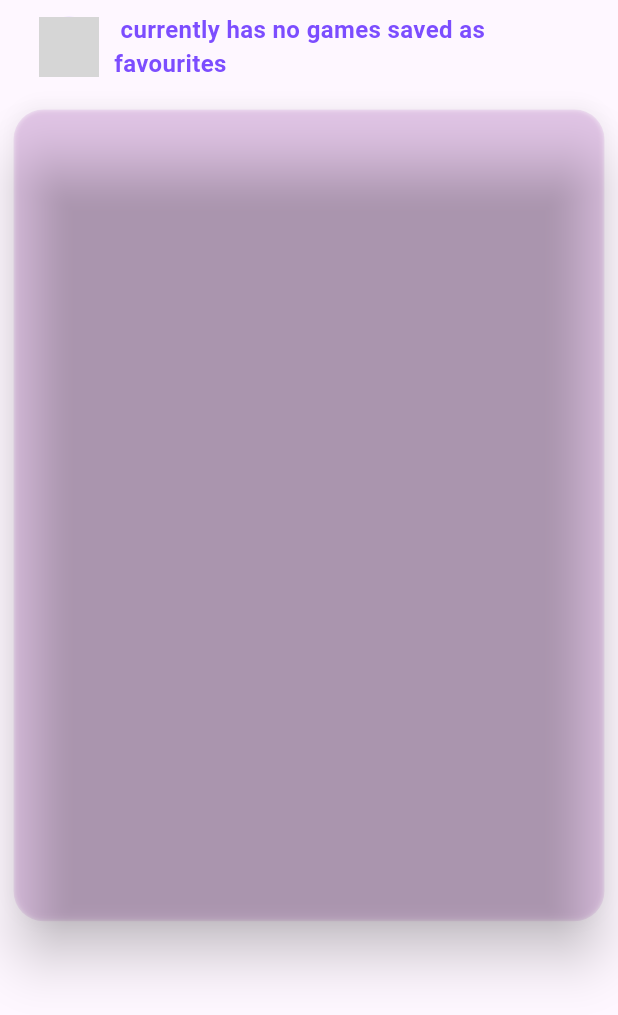
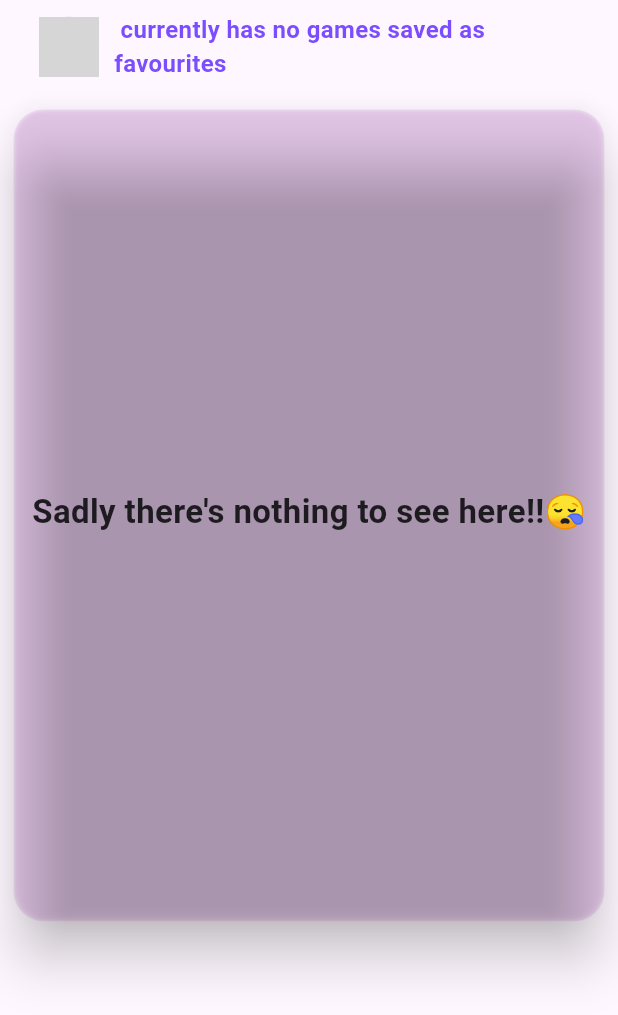
Before and after one commit to 8UCK37/teamfinder_mobile, a Flutter app: the FriendGamesShowCase screen opened directly with empty values, on a phone screen of 412 x 824 dp. Shown: the top 1015 px of the screen. Run offline on Flutter 3.47's test engine with Material 2 defaults, Android fonts, the phone set to English and light mode, and no system bars; our stand-ins replace audioplayers, cached_network_image, camera, concentric_transition, dio, expandable_text and 15 more; missing offline and left inert: bottom_sheet, colorful_circular_progress_indicator, colorful_progress_indicators, day_night_switcher, flutter_flip_card, newsfeed_multiple_imageview and 2 more; accounts and stored records are empty; network calls fail; grey boxes are pictures that could not be loaded.

Commit message:
some design changes and fixed previous profile glimpse when changing friends

```diff
--- a/lib/friend_profile_ui/friend_games_showcase.dart
+++ b/lib/friend_profile_ui/friend_games_showcase.dart
@@ -105,7 +105,27 @@ class _FriendGamesShowCaseState extends State<FriendGamesShowCase> {
                     padding: const EdgeInsets.all(10),
                     child: SizedBox(
                         height: MediaQuery.of(context).size.height * .63,
-                        child: CustomGrid(items: showcase!)),
+                        child: showcase.length!=0? CustomGrid(items: showcase!)
+                        : const Expanded(
+                          child: Column(
+                            mainAxisAlignment: MainAxisAlignment.center,
+                            crossAxisAlignment: CrossAxisAlignment.center,
+                            children: [
+                              Expanded(
+                                child: Row(
+                                  mainAxisAlignment: MainAxisAlignment.center,
+                                  children: [
+                                    Text("Sadly there's nothing to see here!!😪",
+                                        style:TextStyle(fontWeight: FontWeight.bold,
+                                        fontSize: 22)
+                                      ),
+                                  ],
+                                ),
+                              ),
+                            ],
+                          ),
+                        ),
+                        ),
                   ),
                 ),
               ),
--- a/lib/friend_profile_ui/friend_posts.dart
+++ b/lib/friend_profile_ui/friend_posts.dart
@@ -203,8 +203,7 @@ class _FriendProfilePostsState extends State<FriendProfilePosts>
                                     image: DecorationImage(
                                       image: CachedNetworkImageProvider(
                                           friendProfile!.profileBanner),
-                                      fit: BoxFit
-                                          .cover, // Set the fit property to determine how the image should be fitted
+                                      fit: BoxFit.cover, // Set the fit property to determine how the image should be fitted
                                     ),
                                   ),
                                 ),
```
Also changed, not shown: lib/friend_profile_ui/friend_profilehome.dart (+9 -1 lines), lib/services/friend_profile_service.dart (+12 -0 lines).
